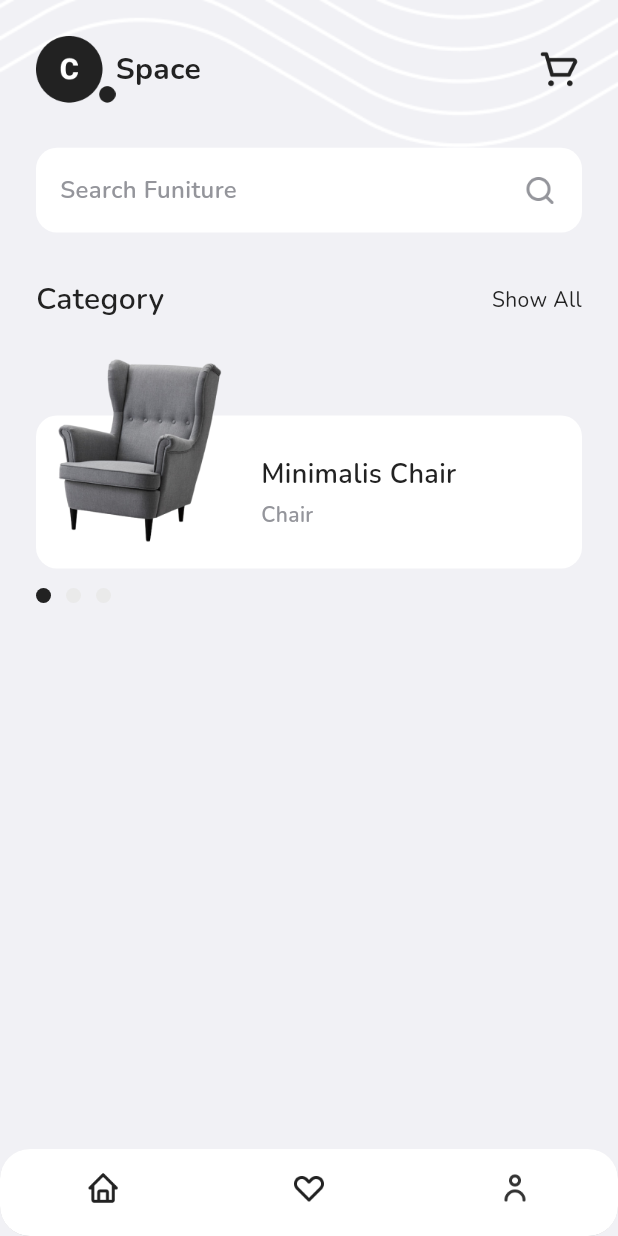
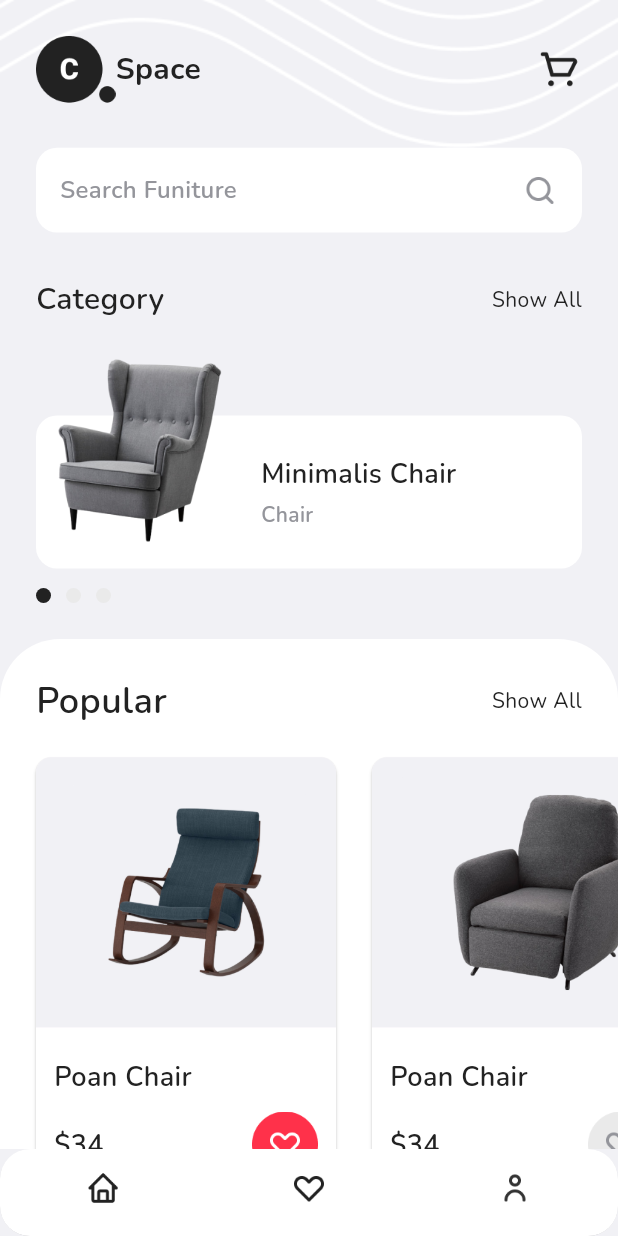
Before and after one commit to Rhystall/Spacer-App, a Flutter app: the HomePage screen opened by its route, on a phone screen of 412 x 824 dp. Run offline on Flutter 3.47's test engine with Material 3 defaults, Android fonts, the light colour scheme and no system bars; drawn by our look-alikes of carousel_slider; our stand-ins replace fluttertoast, google_fonts.

Commit message:
add popular section and finishing home_page

```diff
--- a/lib/pages/home_page.dart
+++ b/lib/pages/home_page.dart
@@ -2,6 +2,7 @@ import 'package:carousel_slider/carousel_slider.dart';
 import 'package:flutter/material.dart';
 import 'package:spacer/theme.dart';
 import 'package:spacer/widgets/home_category_item.dart';
+import 'package:spacer/widgets/home_popular_item.dart';
 
 class HomePage extends StatefulWidget {
   const HomePage({super.key});
@@ -211,6 +212,79 @@ class _HomePageState extends State<HomePage> {
                   ],
                 ),
               ),
+
+              // POPULAR SECTION
+              Container(
+                margin: EdgeInsets.only(top: 24),
+                decoration: BoxDecoration(
+                  borderRadius: BorderRadius.vertical(top: Radius.circular(40)),
+                  color: kWhiteColor,
+                ),
+                child: Column(
+                  children: [
+                    Container(
+                      margin: EdgeInsets.only(
+                        top: 24,
+                        left: 24,
+                        right: 24,
+                      ),
+                      child: Row(
+                        mainAxisAlignment: MainAxisAlignment.spaceBetween,
+                        children: [
+                          Text(
+                            "Popular",
+                            style: blackTextStyle.copyWith(
+                              fontWeight: semiBold,
+                              fontSize: 24,
+                            ),
+                          ),
+                          Text(
+                            'Show All',
+                            style: blackTextStyle.copyWith(
+                              fontWeight: regular,
+                              fontSize: 14,
+                            ),
+                          ),
+                        ],
+                      ),
+                    ),
+                    SizedBox(
+                      height: 16,
+                    ),
+                    SizedBox(
+                      height: 310,
+                      child: SingleChildScrollView(
+                        scrollDirection: Axis.horizontal,
+                        child: Row(
+                          children: [
+                            HomePagePopularItem(
+                              title: "Poan Chair",
+                              imageUrl: "assets/image_product_popular1.png",
+                              price: 34,
+                              isWishlist: true,
+                            ),
+                            HomePagePopularItem(
+                              title: "Poan Chair",
+                              imageUrl: "assets/image_product_popular2.png",
+                              price: 34,
+                              isWishlist: false,
+                            ),
+                            HomePagePopularItem(
+                              title: "Poan Chair",
+                              imageUrl: "assets/image_product_popular3.png",
+                              price: 34,
+                              isWishlist: false,
+                            ),
+                          ],
+                        ),
+                      ),
+                    ),
+                    SizedBox(
+                      height: 50,
+                    ),
+                  ],
+                ),
+              ),
             ],
           ),
         ],
--- /dev/null
+++ b/lib/widgets/home_popular_item.dart
@@ -0,0 +1,88 @@
+import 'package:flutter/material.dart';
+import 'package:spacer/theme.dart';
+
+class HomePagePopularItem extends StatelessWidget {
+  final String title;
+  final String imageUrl;
+  final int price;
+  final bool isWishlist;
+
+  const HomePagePopularItem(
+      {super.key,
+      required this.title,
+      required this.imageUrl,
+      required this.price,
+      required this.isWishlist});
+
+  @override
+  Widget build(BuildContext context) {
+    return Container(
+      height: 300,
+      child: Card(
+        shape: RoundedRectangleBorder(
+          borderRadius: BorderRadius.circular(10),
+        ),
+        margin: EdgeInsets.only(left: 24),
+        child: Column(
+          children: [
+            Container(
+              width: 200,
+              height: 180,
+              decoration: BoxDecoration(
+                borderRadius: BorderRadius.vertical(top: Radius.circular(10)),
+                color: kWhiteGreyColor,
+              ),
+              child: Center(
+                child: Image.asset(
+                  imageUrl,
+                  width: 160,
+                ),
+              ),
+            ),
+            Container(
+              color: kWhiteColor,
+              width: 200,
+              padding: EdgeInsets.symmetric(
+                horizontal: 12,
+                vertical: 20,
+              ),
+              child: Column(
+                crossAxisAlignment: CrossAxisAlignment.start,
+                children: [
+                  Text(
+                    title,
+                    style: blackTextStyle.copyWith(
+                      fontSize: 18,
+                      fontWeight: semiBold,
+                    ),
+                  ),
+                  SizedBox(
+                    height: 10,
+                  ),
+                  Row(
+                    mainAxisAlignment: MainAxisAlignment.spaceBetween,
+                    children: [
+                      Text(
+                        '\$$price',
+                        style: blackTextStyle.copyWith(
+                          fontWeight: semiBold,
+                          fontSize: 18,
+                        ),
+                      ),
+                      Image.asset(
+                        width: 44,
+                        isWishlist
+                            ? 'assets/button_wishlist_active.png'
+                            : 'assets/button_wishlist.png',
+                      ),
+                    ],
+                  ),
+                ],
+              ),
+            ),
+          ],
+        ),
+      ),
+    );
+  }
+}
```
